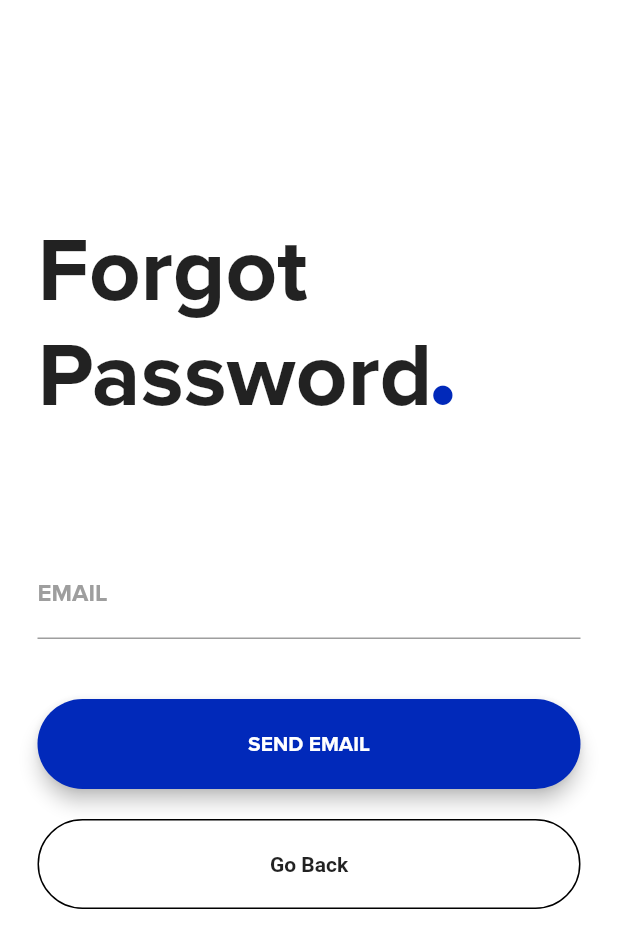
After one commit to justshoveit/School-Parent-Plus, a Flutter app: the screen it shows after launch, after a tap on "Forgot Password?", on a phone screen of 412 x 824 dp. The commit adds this screen. Shown: the top 948 px of the screen. Run offline on Flutter 3.47's test engine with Material 2 defaults, Android fonts, the phone set to English and light mode, and no system bars; our stand-ins replace cloud_firestore, firebase_auth, flutter_spinkit, table_calendar; missing offline and left inert: firebase_helpers; accounts and stored records are empty; Roboto replaces fonts that are missing (Montserrat).

Commit message:
Added forgot password, small tweaks

```diff
--- /dev/null
+++ b/lib/screens/authenticate/forgotpassword.dart
@@ -0,0 +1,165 @@
+import 'package:firebase_auth/firebase_auth.dart';
+import 'package:flutter/material.dart';
+import 'package:spp_app/screens/authenticate/authenticate.dart';
+
+class ForgotPassword extends StatefulWidget {
+  @override
+  _ForgotPasswordState createState() => _ForgotPasswordState();
+}
+
+class _ForgotPasswordState extends State<ForgotPassword> {
+  final _formKey = GlobalKey<FormState>();
+
+  String email = '';
+
+  @override
+  Widget build(BuildContext context) {
+    return Scaffold(
+      resizeToAvoidBottomPadding: false,
+      backgroundColor: Colors.white,
+      body: SingleChildScrollView(
+        child: Container(
+          padding: EdgeInsets.symmetric(vertical: 20.0, horizontal: 25.0),
+          child: Form(
+            key: _formKey,
+            child: Column(
+              children: <Widget>[
+                headerSection(),
+                SizedBox(
+                  height: 75.0,
+                ),
+                TextFormField(
+                  textCapitalization: TextCapitalization.characters,
+                  keyboardType: TextInputType.emailAddress,
+                  validator: (value) =>
+                      value.isEmpty ? 'Enter and email' : null,
+                  onChanged: (value) {
+                    setState(() => email = value);
+                  },
+                  style: TextStyle(
+                    fontFamily: 'ProximaNova',
+                    fontWeight: FontWeight.bold,
+                  ),
+                  decoration: InputDecoration(
+                    labelText: 'EMAIL',
+                    labelStyle: TextStyle(
+                      fontFamily: 'ProximaNova',
+                      fontWeight: FontWeight.bold,
+                      color: Colors.grey,
+                    ),
+                    focusedBorder: UnderlineInputBorder(
+                      borderSide: BorderSide(
+                        color: Color(0xff0129ba),
+                      ),
+                    ),
+                  ),
+                ),
+                SizedBox(height: 40.0),
+                Container(
+                  height: 60.0,
+                  child: Material(
+                    borderRadius: BorderRadius.circular(30.0),
+                    color: Color(0xff0129ba),
+                    elevation: 5.0,
+                    child: GestureDetector(
+                      onTap: () async {
+                        if (_formKey.currentState.validate()) {
+                          FirebaseAuth.instance
+                              .sendPasswordResetEmail(email: email);
+                          Navigator.of(context).push(MaterialPageRoute(
+                              builder: (BuildContext context) =>
+                                  Authenticate()));
+                        }
+                      },
+                      child: Center(
+                        child: Text(
+                          'SEND EMAIL',
+                          style: TextStyle(
+                            color: Colors.white,
+                            fontFamily: 'ProximaNova',
+                            fontWeight: FontWeight.bold,
+                          ),
+                        ),
+                      ),
+                    ),
+                  ),
+                ),
+                SizedBox(height: 20.0),
+                Container(
+                  height: 60.0,
+                  color: Colors.transparent,
+                  child: Container(
+                    decoration: BoxDecoration(
+                        border: Border.all(
+                            color: Colors.black,
+                            style: BorderStyle.solid,
+                            width: 1.0),
+                        color: Colors.transparent,
+                        borderRadius: BorderRadius.circular(30.0)),
+                    child: InkWell(
+                      onTap: () {
+                        Navigator.of(context).pop();
+                      },
+                      child: Center(
+                        child: Text('Go Back',
+                            style: TextStyle(
+                                fontWeight: FontWeight.bold,
+                                fontFamily: 'Montserrat')),
+                      ),
+                    ),
+                  ),
+                ),
+              ],
+            ),
+          ),
+        ),
+      ),
+    );
+  }
+}
+
+Container headerSection() {
+  return Container(
+    child: Align(
+      alignment: Alignment.centerLeft,
+      child: Stack(
+        children: <Widget>[
+          Container(
+            padding: EdgeInsets.fromLTRB(0.0, 125.0, 0.0, 0.0),
+            child: Text(
+              'Forgot',
+              style: TextStyle(
+                fontFamily: 'ProximaNova',
+                fontSize: 60.0,
+                fontWeight: FontWeight.bold,
+              ),
+            ),
+          ),
+          Container(
+            padding: EdgeInsets.fromLTRB(0.0, 195.0, 0.0, 0.0),
+            child: Text(
+              'Password',
+              style: TextStyle(
+                fontFamily: 'ProximaNova',
+                fontSize: 60.0,
+                fontWeight: FontWeight.bold,
+              ),
+            ),
+          ),
+          Container(
+            padding: EdgeInsets.fromLTRB(260.0, 175.0, 0.0, 0.0),
+            child: Text(
+              '.',
+              style: TextStyle(
+                fontFamily: 'ProximaNova',
+                fontSize: 80.0,
+                fontWeight: FontWeight.bold,
+                color: Color(0xff0129ba),
+              ),
+            ),
+          )
+        ],
+      ),
+    ),
+  );
+}
--- a/lib/screens/authenticate/signin.dart
+++ b/lib/screens/authenticate/signin.dart
@@ -1,4 +1,5 @@
 import 'package:flutter/material.dart';
+import 'package:spp_app/screens/authenticate/forgotpassword.dart';
 import 'package:spp_app/services/auth.dart';
 import 'package:spp_app/shared/loading.dart';
 
@@ -43,7 +44,7 @@ class _SignInState extends State<SignIn> {
                         onFieldSubmitted: (_) =>
                             FocusScope.of(context).nextFocus(),
                         validator: (value) =>
-                            value.isEmpty ? 'Enter an email.' : null,
+                            value.isEmpty ? 'Enter and email' : null,
                         onChanged: (value) {
                           setState(() => email = value);
                         },
@@ -104,7 +105,7 @@ class _SignInState extends State<SignIn> {
                         ),
                       ),
                       SizedBox(height: 10.0),
-                      forgotPassword(),
+                      forgotPassword(context),
                       SizedBox(height: 20.0),
                       Container(
                         height: 60.0,
@@ -234,7 +235,7 @@ Container headerSection() {
   );
 }
 
-Container forgotPassword() {
+Container forgotPassword(BuildContext context) {
   return Container(
     alignment: Alignment(1.0, 0.0),
     padding: EdgeInsets.only(top: 15.0, left: 20.0),
@@ -247,6 +248,10 @@ Container forgotPassword() {
             fontWeight: FontWeight.bold,
             decoration: TextDecoration.underline),
       ),
+      onTap: () {
+        Navigator.of(context).push(MaterialPageRoute(
+            builder: (BuildContext context) => ForgotPassword()));
+      },
     ),
   );
 }
```
Also changed, not shown: pubspec.lock.
